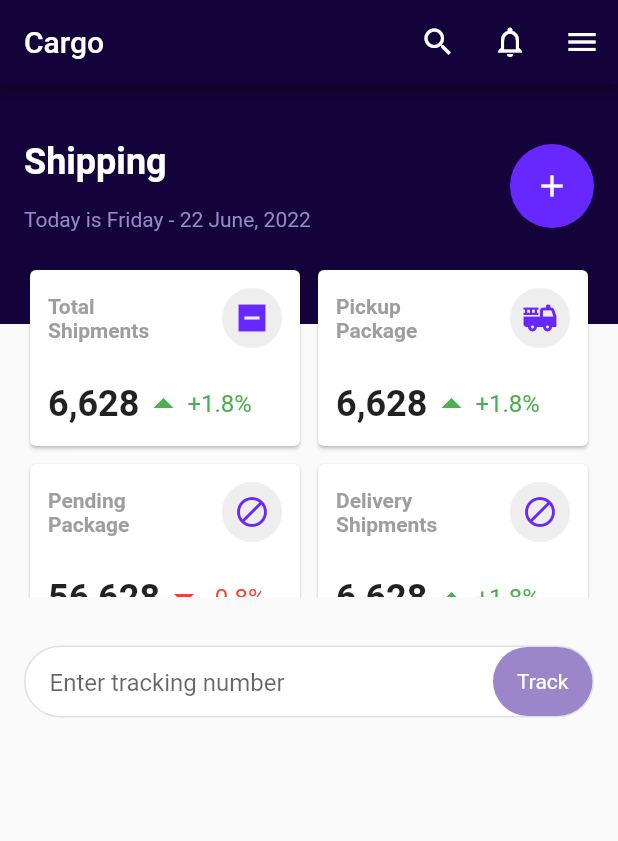
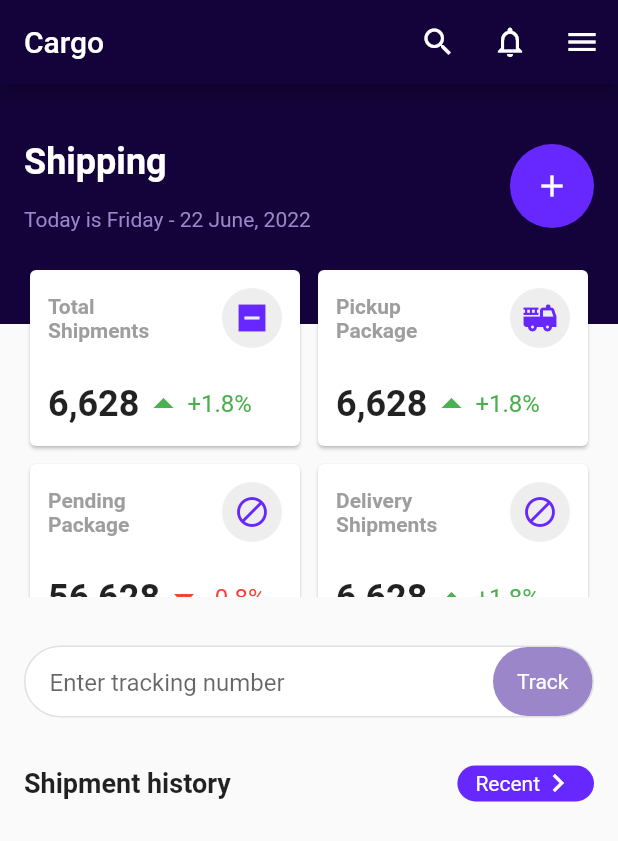
Before and after one commit to JAICHANGPARK/flutter_notebook_chapter_24, a Flutter app: the CargoShippingMainPage screen opened directly, on a phone screen of 412 x 824 dp. Shown: the top 841 px of the screen. Run offline on Flutter 3.47's test engine with Material 2 defaults, Android fonts, the phone set to English and light mode, and no system bars.

Commit message:
Update cargo_shipping_main_page.dart

```diff
--- a/lib/ep1351_cargo_shipping_app/view/cargo_shipping_main_page.dart
+++ b/lib/ep1351_cargo_shipping_app/view/cargo_shipping_main_page.dart
@@ -350,6 +350,45 @@ class _CargoShippingMainPageState extends State<CargoShippingMainPage> {
                   )
                 ],
               ),
+            ),
+            Padding(
+              padding: const EdgeInsets.symmetric(
+                horizontal: 16,
+                vertical: 16,
+              ),
+              child: Row(
+                mainAxisAlignment: MainAxisAlignment.spaceBetween,
+                children: [
+                  Text(
+                    "Shipment history",
+                    style: TextStyle(
+                      fontWeight: FontWeight.bold,
+                      fontSize: 18,
+                    ),
+                  ),
+                  Container(
+                    decoration: BoxDecoration(
+                      color: _accentColor,
+                      borderRadius: BorderRadius.circular(16),
+                    ),
+                    padding: EdgeInsets.symmetric(horizontal: 12),
+                    child: Row(
+                      children: [
+                        Text(
+                          "Recent",
+                          style: TextStyle(
+                            color: Colors.white,
+                          ),
+                        ),
+                        Icon(
+                          Icons.keyboard_arrow_right_outlined,
+                          color: Colors.white,
+                        )
+                      ],
+                    ),
+                  )
+                ],
+              ),
             )
           ],
         ),
```
